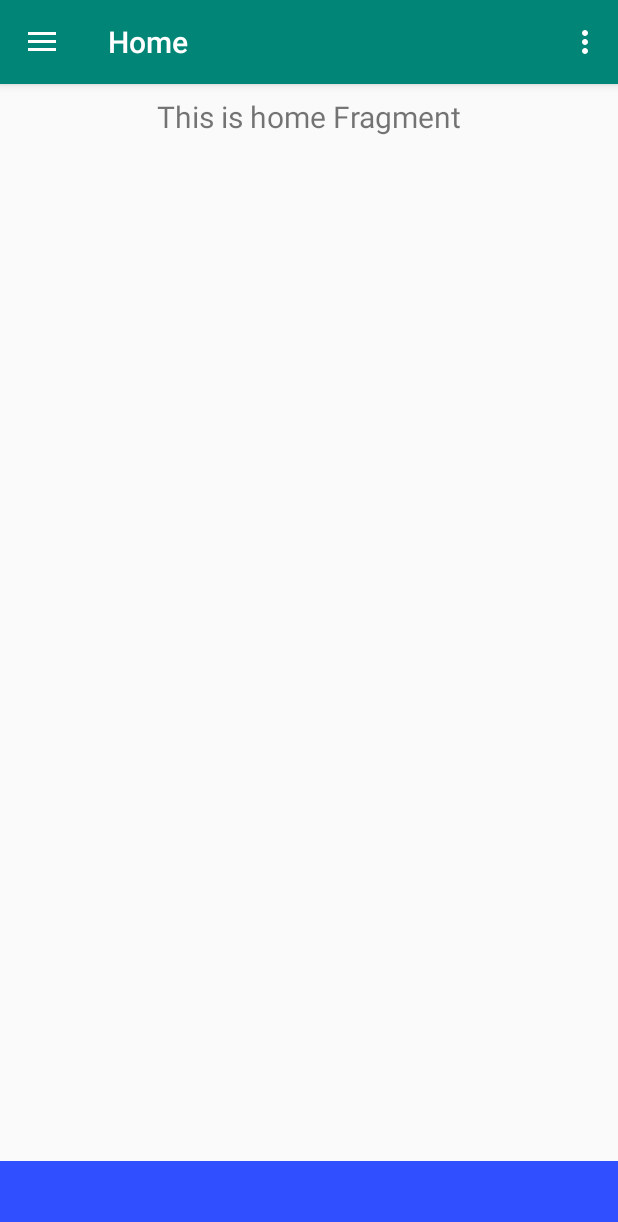
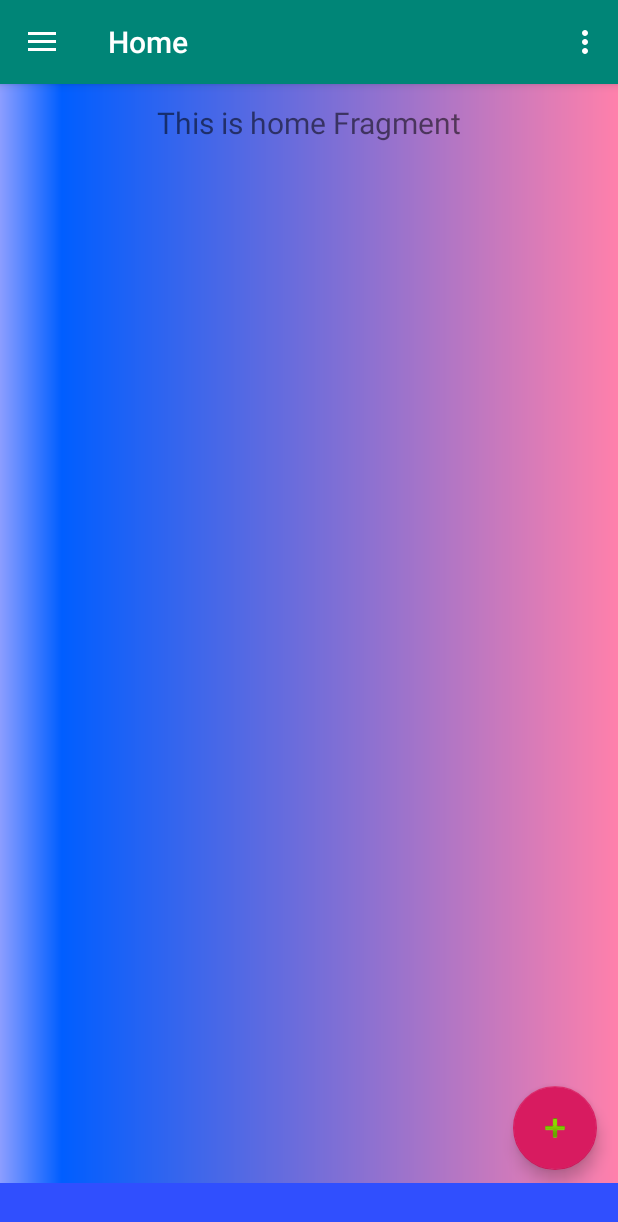
Before and after one commit to agusprayogi02/SMKCoding_Kanesa_Agus, an Android app: the HomeFragment screen opened directly, with no data from a screen before it, on a phone screen of 412 x 824 dp. Shown: the top 1222 px of the screen. Run offline under Robolectric (Android 15) with nearby library versions, the phone set to English and light mode, and no system bars; our stand-ins replace Firebase (no records; nobody signed in at launch, a user with empty details on screens opened directly), navigation-ui; 3 statements that could not run were skipped.

Commit message:
commit11

```diff
--- a/Canteen/app/build.gradle
+++ b/Canteen/app/build.gradle
@@ -46,6 +46,7 @@ dependencies {
     implementation 'com.google.firebase:firebase-auth:16.0.5'
     implementation 'com.google.firebase:firebase-database:16.0.4'
     implementation 'com.google.android.gms:play-services-auth:17.0.0'
+    implementation 'com.google.firebase:firebase-storage:16.0.4'
     testImplementation 'junit:junit:4.12'
     androidTestImplementation 'androidx.test:runner:1.2.0'
     androidTestImplementation 'androidx.test.espresso:espresso-core:3.2.0'
--- a/Canteen/app/src/main/res/layout/app_bar_main.xml
+++ b/Canteen/app/src/main/res/layout/app_bar_main.xml
@@ -29,12 +29,13 @@
         android:layout_weight="1">
 
     </androidx.viewpager2.widget.ViewPager2>
+
     <com.google.android.material.tabs.TabLayout
         android:id="@+id/tab"
         android:layout_width="match_parent"
         android:background="@color/blue"
         android:layout_gravity="bottom"
         app:tabTextColor="@color/colorPrimary"
-        android:layout_height="50dp"/>
+        android:layout_height="35dp"/>
 
 </androidx.coordinatorlayout.widget.CoordinatorLayout>
--- a/Canteen/app/src/main/res/layout/content_main.xml
+++ b/Canteen/app/src/main/res/layout/content_main.xml
@@ -5,7 +5,8 @@
     android:layout_width="match_parent"
     android:layout_height="match_parent"
     app:layout_behavior="@string/appbar_scrolling_view_behavior"
-    tools:showIn="@layout/app_bar_main">
+    tools:showIn="@layout/app_bar_main"
+    tools:context=".MainActivity">
 
     <fragment
         android:id="@+id/nav_host_fragment"
@@ -13,9 +14,10 @@
         android:layout_width="match_parent"
         android:layout_height="match_parent"
         app:defaultNavHost="true"
+        app:layout_constraintHorizontal_bias="0.0"
         app:layout_constraintLeft_toLeftOf="parent"
         app:layout_constraintRight_toRightOf="parent"
         app:layout_constraintTop_toTopOf="parent"
-        app:navGraph="@navigation/mobile_navigation" />
+        app:navGraph="@navigation/mobile_navigation"/>
 
 </androidx.constraintlayout.widget.ConstraintLayout>
--- a/Canteen/app/src/main/res/layout/fragment_home.xml
+++ b/Canteen/app/src/main/res/layout/fragment_home.xml
@@ -1,6 +1,8 @@
 <?xml version="1.0" encoding="utf-8"?>
-<androidx.constraintlayout.widget.ConstraintLayout xmlns:android="http://schemas.android.com/apk/res/android"
+<androidx.constraintlayout.widget.ConstraintLayout
+    xmlns:android="http://schemas.android.com/apk/res/android"
     xmlns:app="http://schemas.android.com/apk/res-auto"
+    android:background="@drawable/kotak"
     android:layout_width="match_parent"
     android:layout_height="match_parent">
 
@@ -16,4 +18,14 @@
         app:layout_constraintEnd_toEndOf="parent"
         app:layout_constraintStart_toStartOf="parent"
         app:layout_constraintTop_toTopOf="parent" />
+
+    <com.google.android.material.floatingactionbutton.FloatingActionButton
+        android:id="@+id/addM"
+        app:layout_constraintEnd_toEndOf="parent"
+        app:layout_constraintBottom_toBottomOf="parent"
+        android:layout_marginRight="@dimen/margin"
+        android:layout_marginBottom="40dp"
+        android:src="@android:drawable/ic_input_add"
+        android:layout_width="wrap_content"
+        android:layout_height="wrap_content"/>
 </androidx.constraintlayout.widget.ConstraintLayout>
```
